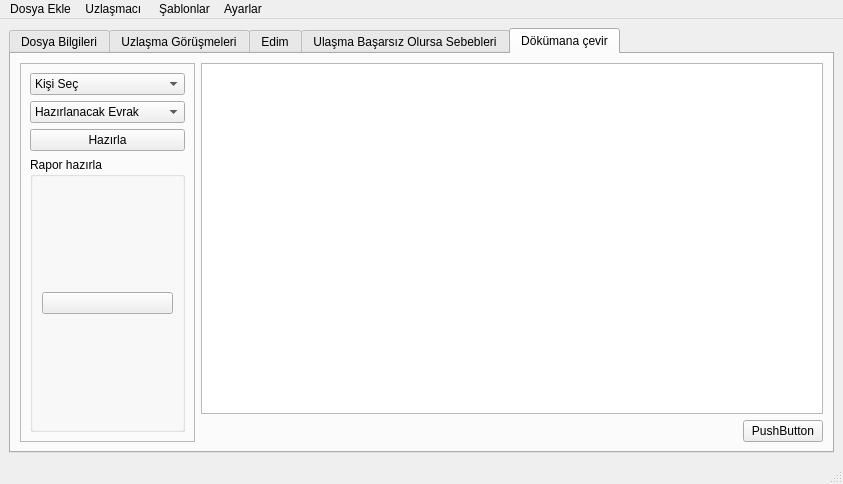
This is ui/untitled.ui in rolilahla/Uzlasma as Qt 5 draws it before an edit. The edited form follows.
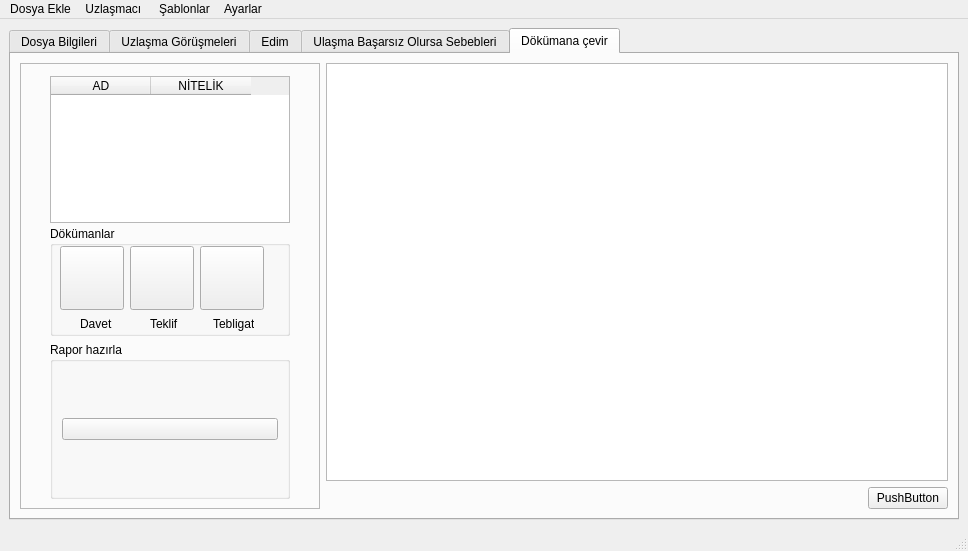
This is the edited form. Icons and pictures are not drawn.

```diff
--- a/ui/untitled.ui
+++ b/ui/untitled.ui
@@ -6,8 +6,8 @@
    <rect>
     <x>0</x>
     <y>0</y>
-    <width>843</width>
-    <height>484</height>
+    <width>968</width>
+    <height>551</height>
    </rect>
   </property>
   <property name="windowTitle">
@@ -971,32 +971,160 @@
           </property>
           <layout class="QGridLayout" name="gridLayout_8">
            <item row="0" column="0">
-            <widget class="QComboBox" name="comboBox_2">
-             <item>
+            <widget class="QTableWidget" name="tableWidgetd_">
+             <property name="minimumSize">
+              <size>
+               <width>240</width>
+               <height>147</height>
+              </size>
+             </property>
+             <property name="maximumSize">
+              <size>
+               <width>200</width>
+               <height>140</height>
+              </size>
+             </property>
+             <column>
               <property name="text">
-               <string>Kişi Seç</string>
+               <string>AD</string>
               </property>
-             </item>
+             </column>
+             <column>
+              <property name="text">
+               <string>NİTELİK</string>
+              </property>
+             </column>
             </widget>
            </item>
            <item row="1" column="0">
-            <widget class="QComboBox" name="comboBox_4">
-             <item>
+            <widget class="QGroupBox" name="groupBoxd_1">
+             <property name="minimumSize">
+              <size>
+               <width>240</width>
+               <height>110</height>
+              </size>
+             </property>
+             <property name="maximumSize">
+              <size>
+               <width>240</width>
+               <height>110</height>
+              </size>
+             </property>
+             <property name="title">
+              <string>Dökümanlar</string>
+             </property>
+             <widget class="QPushButton" name="pushButtond_1">
+              <property name="geometry">
+               <rect>
+                <x>10</x>
+                <y>20</y>
+                <width>64</width>
+                <height>64</height>
+               </rect>
+              </property>
               <property name="text">
-               <string>Hazırlanacak Evrak</string>
+               <string/>
               </property>
-             </item>
+              <property name="icon">
+               <iconset resource="../uzlasma.qrc">
+                <normaloff>:/newPrefix/lib/icon/application-vnd.ms-excel.png</normaloff>:/newPrefix/lib/icon/application-vnd.ms-excel.png</iconset>
+              </property>
+              <property name="iconSize">
+               <size>
+                <width>55</width>
+                <height>55</height>
+               </size>
+              </property>
+             </widget>
+             <widget class="QPushButton" name="pushButtond_2">
+              <property name="geometry">
+               <rect>
+                <x>80</x>
+                <y>20</y>
+                <width>64</width>
+                <height>64</height>
+               </rect>
+              </property>
+              <property name="text">
+               <string/>
+              </property>
+              <property name="icon">
+               <iconset resource="../uzlasma.qrc">
+                <normaloff>:/newPrefix/lib/icon/application-vnd.ms-excel.png</normaloff>:/newPrefix/lib/icon/application-vnd.ms-excel.png</iconset>
+              </property>
+              <property name="iconSize">
+               <size>
+                <width>55</width>
+                <height>55</height>
+               </size>
+              </property>
+             </widget>
+             <widget class="QPushButton" name="pushButtond_3">
+              <property name="geometry">
+               <rect>
+                <x>150</x>
+                <y>20</y>
+                <width>64</width>
+                <height>64</height>
+               </rect>
+              </property>
+              <property name="text">
+               <string/>
+              </property>
+              <property name="icon">
+               <iconset resource="../uzlasma.qrc">
+                <normaloff>:/newPrefix/lib/icon/application-vnd.ms-excel.png</normaloff>:/newPrefix/lib/icon/application-vnd.ms-excel.png</iconset>
+              </property>
+              <property name="iconSize">
+               <size>
+                <width>55</width>
+                <height>55</height>
+               </size>
+              </property>
+             </widget>
+             <widget class="QLabel" name="labeld_1">
+              <property name="geometry">
+               <rect>
+                <x>30</x>
+                <y>90</y>
+                <width>41</width>
+                <height>16</height>
+               </rect>
+              </property>
+              <property name="text">
+               <string>Davet</string>
+              </property>
+             </widget>
+             <widget class="QLabel" name="labeld_2">
+              <property name="geometry">
+               <rect>
+                <x>100</x>
+                <y>90</y>
+                <width>41</width>
+                <height>16</height>
+               </rect>
+              </property>
+              <property name="text">
+               <string>Teklif</string>
+              </property>
+             </widget>
+             <widget class="QLabel" name="labeld_3">
+              <property name="geometry">
+               <rect>
+                <x>163</x>
+                <y>90</y>
+                <width>41</width>
+                <height>16</height>
+               </rect>
+              </property>
+              <property name="text">
+               <string>Tebligat</string>
+              </property>
+             </widget>
             </widget>
            </item>
            <item row="2" column="0">
-            <widget class="QPushButton" name="pushButton_7">
-             <property name="text">
-              <string>Hazırla</string>
-             </property>
-            </widget>
-           </item>
-           <item row="3" column="0">
-            <widget class="QGroupBox" name="groupBox_11">
+            <widget class="QGroupBox" name="groupBoxd_2">
              <property name="title">
               <string>Rapor hazırla</string>
              </property>
@@ -1058,7 +1186,7 @@
     <rect>
      <x>0</x>
      <y>0</y>
-     <width>843</width>
+     <width>968</width>
      <height>21</height>
     </rect>
    </property>
```
Left out of the diff: 10 changed lines with no effect on the pictures.
